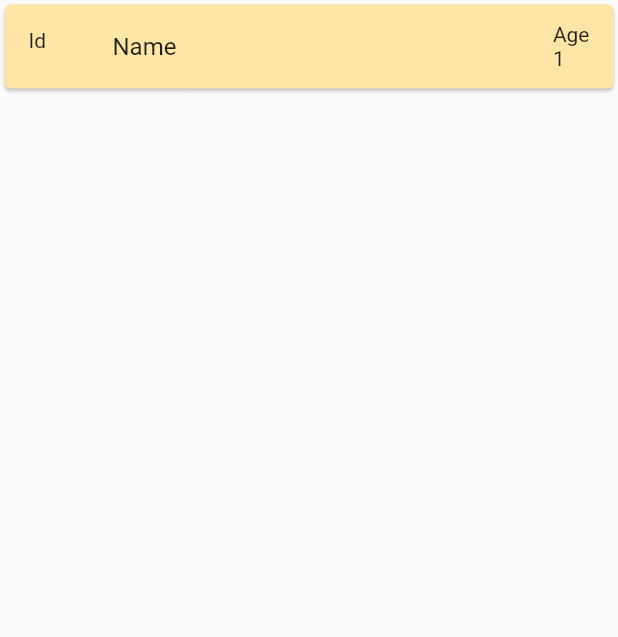
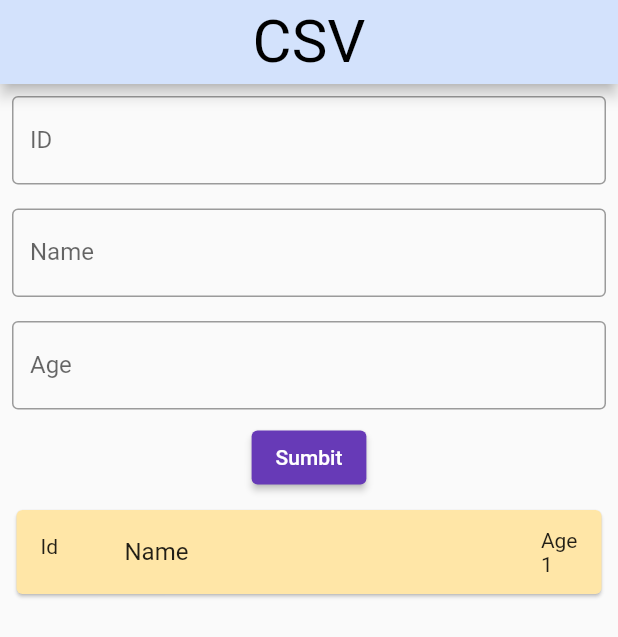
Before and after one commit to malavikaac/Flutter_csv_learning, a Flutter app: the screen it shows after launch, on a phone screen of 412 x 824 dp. Shown: the top 637 px of the screen. Run offline on Flutter 3.47's test engine with Material 2 defaults, Android fonts, the phone set to English and light mode, and no system bars; our stand-ins replace csv.

Commit message:
feat - add fuction

```diff
--- a/lib/list_page.dart
+++ b/lib/list_page.dart
@@ -1,3 +1,5 @@
+import 'dart:io';
+
 import 'package:csv/csv.dart';
 import 'package:flutter/material.dart';
 import 'package:flutter/services.dart' show rootBundle;
@@ -10,12 +12,20 @@ class ListPage extends StatefulWidget {
 }
 
 class _ListPageState extends State<ListPage> {
+  final nameController = TextEditingController();
+  final ageController = TextEditingController();
+  final idController = TextEditingController();
+final _csvFormKey = GlobalKey<FormState>();
   List<List<dynamic>> _data = [];
+  // List<List<dynamic>> _newData = [];
+
+
 
   @override
   void initState() {
     super.initState();
      _loadCSV();
+
   } // Display the contents from the CSV file
 
   void _loadCSV() async {
@@ -25,15 +35,95 @@ class _ListPageState extends State<ListPage> {
 
     setState(() {
       _data = _listData;
+          print(_data);
     });
   }
 
+void addDataToCSV( List<List<dynamic>> dataToAdd) async {
+  final File file = File("assets/mycsv.csv");
 
+  // Read the existing data from the CSV file
+  List<List<dynamic>> csvData = [];
+
+  if (await file.exists()) {
+    String fileContent = await file.readAsString();
+    csvData = CsvToListConverter().convert(fileContent);
+  }
+
+  // Add new data to the existing data
+  csvData.addAll(dataToAdd);
+
+  // Convert the data back to CSV format
+  String csvContent = const ListToCsvConverter().convert(csvData);
+
+  // Write the updated data to the CSV file
+  await file.writeAsString(csvContent);
+}
 
   @override
   Widget build(BuildContext context) {
     return Scaffold(
-      body: ListView.builder(
+        appBar: AppBar(
+        backgroundColor: const Color.fromARGB(255, 211, 226, 252),
+        title: const Text("CSV" ),
+        titleTextStyle: const TextStyle(color:Colors.black,fontSize: 40 ),
+        centerTitle: true
+      ),
+      body: SingleChildScrollView(
+        child: Column(
+          children: [
+             Form(
+              key: _csvFormKey,
+              child: Column(
+                children: [
+                  Padding(
+                    padding: const EdgeInsets.all(8.0),
+                    child: TextField(
+                      controller: idController,
+                      decoration: const InputDecoration(
+                        border: OutlineInputBorder(),
+                        labelText:"ID",
+                        hintText: "Enter Your Id"),
+                     ),
+                  ),
+                  Padding(
+                    padding: const EdgeInsets.all(8.0),
+                    child: TextField(
+                      controller: nameController,
+                      decoration: const InputDecoration(
+                        border: OutlineInputBorder(),
+                        labelText:"Name",
+                        hintText: "Enter Your Name"),
+                     ),
+                  ),
+                  Padding(
+                    padding: const EdgeInsets.all(8.0),
+                    child: TextField(
+                      controller: ageController,
+                      decoration: const InputDecoration(
+                        border: OutlineInputBorder(),
+                        labelText:"Age",
+                        hintText: "Enter Your Age"),
+                     ),
+                  ),
+                 ElevatedButton(
+                  onPressed: (){
+                    setState(() {
+                    _data.add([idController.text,nameController.text,ageController.text]);
+                    addDataToCSV(_data);
+
+
+                    });
+                  },
+                   child: const Text("Sumbit"))
+
+                ],
+              ),
+            ),
+            Padding(
+              padding: const EdgeInsets.all(8.0),
+              child: ListView.builder(
+                shrinkWrap: true,
                 itemCount: _data.length,
                 itemBuilder: (_, index) {
                   return Card(
@@ -47,6 +137,10 @@ class _ListPageState extends State<ListPage> {
                   );
                 },
               ),
+            ),
+          ],
+        ),
+      ),
     );
   }
 }
--- a/lib/main.dart
+++ b/lib/main.dart
@@ -1,5 +1,4 @@
 import 'package:flutter/material.dart';
-
 import 'list_page.dart';
 
 void main() {
```
Also changed, not shown: assets/mycsv.csv (+0 -8 lines), lib/home_page.dart (deleted, +0 -63 lines). Lines whose indentation alone changed are shown as unchanged.
